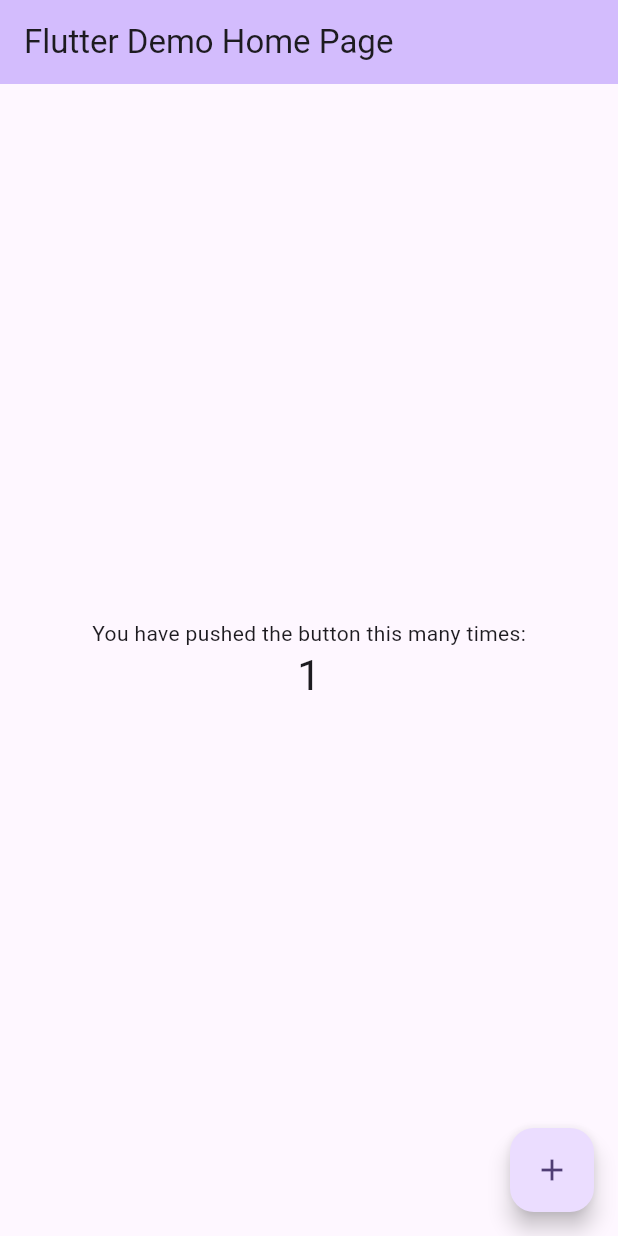
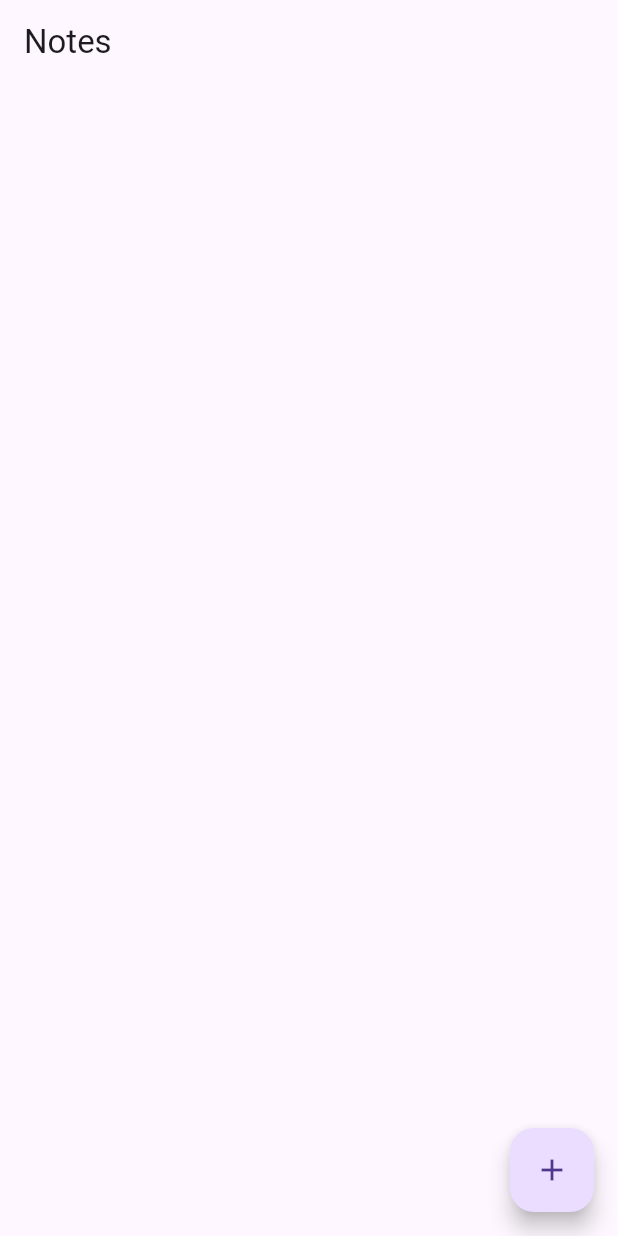
Before and after one commit to SorawitZongkun/learn_flutter3, a Flutter app: the screen it shows after launch, after a tap on the "add" icon, on a phone screen of 412 x 824 dp. Run offline on Flutter 3.47's test engine with Material 3 defaults, Android fonts, the phone set to English and light mode, and no system bars; our stand-ins replace firebase_core; accounts and stored records are empty.

Commit message:
Step 1: check install firebase, Step 2: make a home page

```diff
--- a/lib/main.dart
+++ b/lib/main.dart
@@ -1,7 +1,9 @@
 import 'package:firebase_core/firebase_core.dart';
 import 'package:flutter/material.dart';
 import 'package:learn_flutter4/firebase_options.dart';
+import 'pages/home_page.dart';
 
+// Step 1: check install firebase
 void main() async {
   WidgetsFlutterBinding.ensureInitialized();
   await Firebase.initializeApp(options: DefaultFirebaseOptions.currentPlatform);
@@ -12,116 +14,9 @@ void main() async {
 class MyApp extends StatelessWidget {
   const MyApp({super.key});
 
-  // This widget is the root of your application.
+  // Step 2: make a home page
   @override
   Widget build(BuildContext context) {
-    return MaterialApp(
-      title: 'Flutter Demo',
-      theme: ThemeData(
-        // This is the theme of your application.
-        //
-        // TRY THIS: Try running your application with "flutter run". You'll see
-        // the application has a purple toolbar. Then, without quitting the app,
-        // try changing the seedColor in the colorScheme below to Colors.green
-        // and then invoke "hot reload" (save your changes or press the "hot
-        // reload" button in a Flutter-supported IDE, or press "r" if you used
-        // the command line to start the app).
-        //
-        // Notice that the counter didn't reset back to zero; the application
-        // state is not lost during the reload. To reset the state, use hot
-        // restart instead.
-        //
-        // This works for code too, not just values: Most code changes can be
-        // tested with just a hot reload.
-        colorScheme: ColorScheme.fromSeed(seedColor: Colors.deepPurple),
-      ),
-      home: const MyHomePage(title: 'Flutter Demo Home Page'),
-    );
+    return MaterialApp(debugShowCheckedModeBanner: false, home: HomePage());
   }
 }
-
-class MyHomePage extends StatefulWidget {
-  const MyHomePage({super.key, required this.title});
-
-  // This widget is the home page of your application. It is stateful, meaning
-  // that it has a State object (defined below) that contains fields that affect
-  // how it looks.
-
-  // This class is the configuration for the state. It holds the values (in this
-  // case the title) provided by the parent (in this case the App widget) and
-  // used by the build method of the State. Fields in a Widget subclass are
-  // always marked "final".
-
-  final String title;
-
-  @override
-  State<MyHomePage> createState() => _MyHomePageState();
-}
-
-class _MyHomePageState extends State<MyHomePage> {
-  int _counter = 0;
-
-  void _incrementCounter() {
-    setState(() {
-      // This call to setState tells the Flutter framework that something has
-      // changed in this State, which causes it to rerun the build method below
-      // so that the display can reflect the updated values. If we changed
-      // _counter without calling setState(), then the build method would not be
-      // called again, and so nothing would appear to happen.
-      _counter++;
-    });
-  }
-
-  @override
-  Widget build(BuildContext context) {
-    // This method is rerun every time setState is called, for instance as done
-    // by the _incrementCounter method above.
-    //
-    // The Flutter framework has been optimized to make rerunning build methods
-    // fast, so that you can just rebuild anything that needs updating rather
-    // than having to individually change instances of widgets.
-    return Scaffold(
-      appBar: AppBar(
-        // TRY THIS: Try changing the color here to a specific color (to
-        // Colors.amber, perhaps?) and trigger a hot reload to see the AppBar
-        // change color while the other colors stay the same.
-        backgroundColor: Theme.of(context).colorScheme.inversePrimary,
-        // Here we take the value from the MyHomePage object that was created by
-        // the App.build method, and use it to set our appbar title.
-        title: Text(widget.title),
-      ),
-      body: Center(
-        // Center is a layout widget. It takes a single child and positions it
-        // in the middle of the parent.
-        child: Column(
-          // Column is also a layout widget. It takes a list of children and
-          // arranges them vertically. By default, it sizes itself to fit its
-          // children horizontally, and tries to be as tall as its parent.
-          //
-          // Column has various properties to control how it sizes itself and
-          // how it positions its children. Here we use mainAxisAlignment to
-          // center the children vertically; the main axis here is the vertical
-          // axis because Columns are vertical (the cross axis would be
-          // horizontal).
-          //
-          // TRY THIS: Invoke "debug painting" (choose the "Toggle Debug Paint"
-          // action in the IDE, or press "p" in the console), to see the
-          // wireframe for each widget.
-          mainAxisAlignment: MainAxisAlignment.center,
-          children: <Widget>[
-            const Text('You have pushed the button this many times:'),
-            Text(
-              '$_counter',
-              style: Theme.of(context).textTheme.headlineMedium,
-            ),
-          ],
-        ),
-      ),
-      floatingActionButton: FloatingActionButton(
-        onPressed: _incrementCounter,
-        tooltip: 'Increment',
-        child: const Icon(Icons.add),
-      ), // This trailing comma makes auto-formatting nicer for build methods.
-    );
-  }
-}
--- /dev/null
+++ b/lib/pages/home_page.dart
@@ -0,0 +1,17 @@
+// Step 2: make a home page
+import 'package:flutter/material.dart';
+
+class HomePage extends StatelessWidget {
+  const HomePage({super.key});
+
+  @override
+  Widget build(BuildContext context) {
+    return Scaffold(
+      appBar: AppBar(title: Text("Notes")),
+      floatingActionButton: FloatingActionButton(
+        onPressed: () {},
+        child: Icon(Icons.add),
+      ),
+    );
+  }
+}
--- /dev/null
+++ b/lib/services/firestore.dart
@@ -0,0 +1,2 @@
+// Step 3: make a FirestoreService
+class FirestoreService {}
```
